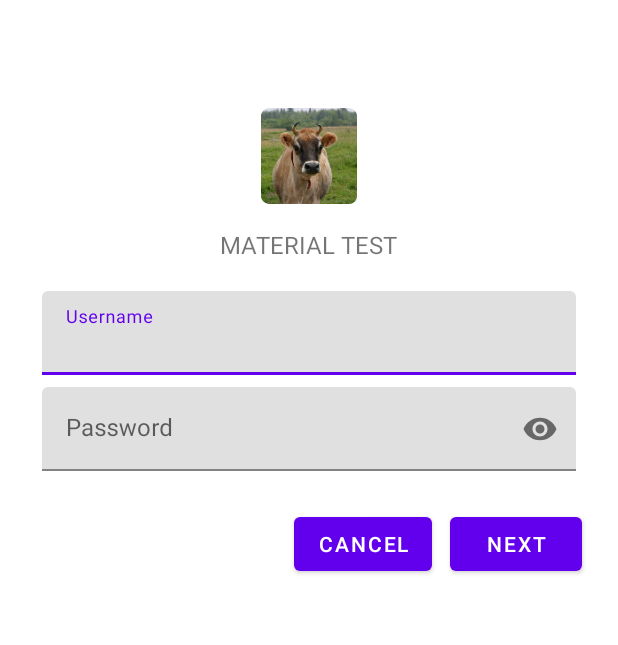
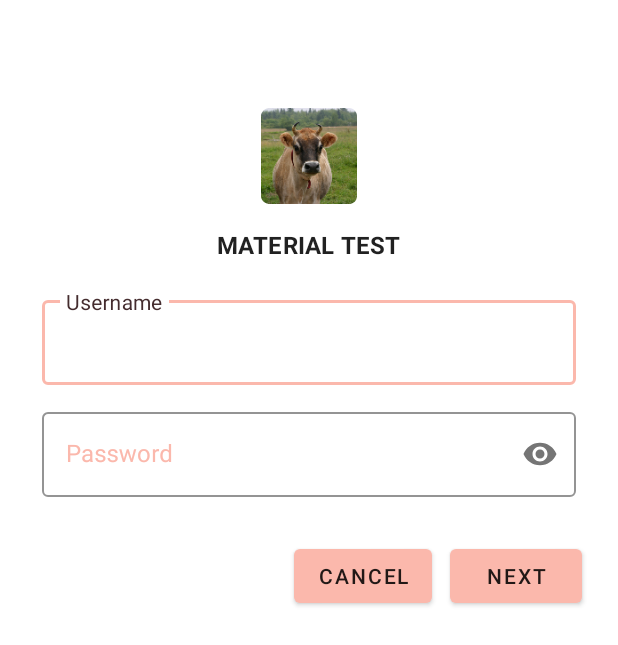
Before and after one commit to AguPereyra/ejercicios_tecmoviles, an Android app: the screen it shows after launch (MainActivity), on a phone screen of 412 x 824 dp. Shown: the top 645 px of the screen. Run offline under Robolectric (Android 15) with nearby library versions, the phone set to English and light mode, and no system bars.

Commit message:
Material changed theme

```diff
--- a/Material/app/src/main/AndroidManifest.xml
+++ b/Material/app/src/main/AndroidManifest.xml
@@ -9,7 +9,7 @@
         android:supportsRtl="true"
         android:theme="@style/AppTheme">
 
-        <activity android:name=".MainActivity" android:theme="@style/Theme.MaterialComponents.Light.NoActionBar">
+        <activity android:name=".MainActivity" android:theme="@style/AppTheme">
             <intent-filter>
                 <action android:name="android.intent.action.MAIN"/>
                 <category android:name="android.intent.category.LAUNCHER"/>
--- a/Material/app/src/main/java/org/example/material/CattleListFragment.kt
+++ b/Material/app/src/main/java/org/example/material/CattleListFragment.kt
@@ -37,7 +37,6 @@ class CattleListFragment : Fragment() {
         // Adjust spacing between cards
         val largePadding = resources.getDimensionPixelSize(R.dimen.cattle_grid_spacing)
         val smallPadding = resources.getDimensionPixelSize(R.dimen.cattle_grid_spacing_small)
-        view.recycler_cattle_list.addItemDecoration(RecyclerView.ItemDecoration())
 
         return view
     }
--- a/Material/app/src/main/res/layout/cattle_list_fragment.xml
+++ b/Material/app/src/main/res/layout/cattle_list_fragment.xml
@@ -12,7 +12,7 @@
 
         <androidx.appcompat.widget.Toolbar
             android:id="@+id/app_bar"
-            style="@style/Widget.MaterialComponents.Toolbar.Primary"
+            style="@style/Widget.BrandStyle.Toolbar"
             android:layout_width="match_parent"
             android:layout_height="?attr/actionBarSize"
             app:navigationIcon="@drawable/ic_baseline_menu_48"
@@ -23,7 +23,7 @@
         android:layout_width="match_parent"
         android:layout_height="match_parent"
         android:layout_marginTop="@dimen/cattle_list_margin_top"
-        android:background="@android:color/darker_gray"
+        android:background="@color/cattleGridBackgroundColor"
         android:paddingStart="@dimen/cattle_list_padding"
         android:paddingEnd="@dimen/cattle_list_padding"
         app:layout_behavior="@string/appbar_scrolling_view_behavior">
--- a/Material/app/src/main/res/layout/login_fragment.xml
+++ b/Material/app/src/main/res/layout/login_fragment.xml
@@ -31,9 +31,11 @@
             android:layout_marginBottom="@dimen/login_image_margin_bottom"
             android:text="@string/app_name"
             android:textAllCaps="true"
-            android:textSize="@dimen/title_size"/>
+            android:textSize="@dimen/title_size"
+            style="@style/TextAppearance.BrandStyle.Title"/>
 
         <com.google.android.material.textfield.TextInputLayout
+            style="@style/Widget.BrandStyle.TextInputLayout"
             android:layout_width="match_parent"
             android:layout_height="wrap_content"
             android:layout_margin="@dimen/login_input_layout_margin"
@@ -45,6 +47,7 @@
         </com.google.android.material.textfield.TextInputLayout>
 
         <com.google.android.material.textfield.TextInputLayout
+            style="@style/Widget.BrandStyle.TextInputLayout"
             android:id="@+id/password_text_input"
             android:layout_width="match_parent"
             android:layout_height="wrap_content"
@@ -65,6 +68,7 @@
             android:layout_height="wrap_content">
 
             <com.google.android.material.button.MaterialButton
+                style="@style/Widget.BrandStyle.Button"
                 android:id="@+id/next_button"
                 android:layout_width="wrap_content"
                 android:layout_height="wrap_content"
@@ -72,6 +76,7 @@
                 android:text="@string/button_next"/>
 
             <com.google.android.material.button.MaterialButton
+                style="@style/Widget.BrandStyle.Button"
                 android:id="@+id/cancel_button"
                 android:layout_width="wrap_content"
                 android:layout_height="wrap_content"
--- a/Material/app/src/main/res/values/colors.xml
+++ b/Material/app/src/main/res/values/colors.xml
@@ -1,7 +1,11 @@
 <?xml version="1.0" encoding="utf-8"?>
 <resources>
-    <color name="colorPrimary">#6200EE</color>
-    <color name="colorPrimaryDark">#3700B3</color>
-    <color name="colorAccent">#03DAC5</color>
-    <color name="brandWhite">#FFFF00</color>
+    <color name="colorPrimary">#E0E0E0</color>
+    <color name="colorPrimaryDark">#FBB8AC</color>
+    <color name="colorAccent">#FEDBD0</color>
+    <color name="textColorPrimary">#442C2E</color>
+    <color name="toolbarIconColor">@color/textColorPrimary</color>
+    <color name="loginPageBackgroundColor">#FFFFFF</color>
+    <color name="cattleGridBackgroundColor">#FFFFFF</color>
+    <color name="textInputOutlineColor">#FBB8AC</color>
 </resources>
--- a/Material/app/src/main/res/values/styles.xml
+++ b/Material/app/src/main/res/values/styles.xml
@@ -1,10 +1,40 @@
-<resources>
+<resources xmlns:tools="http://schemas.android.com/tools">
     <!-- Base application theme. -->
-    <style name="AppTheme" parent="Theme.AppCompat.Light.DarkActionBar">
+    <style name="AppTheme" parent="Theme.MaterialComponents.Light.NoActionBar">
         <!-- Customize your theme here. -->
         <item name="colorPrimary">@color/colorPrimary</item>
         <item name="colorPrimaryDark">@color/colorPrimaryDark</item>
         <item name="colorAccent">@color/colorAccent</item>
+
+        <item name="android:windowLightStatusBar" tools:targetApi="m">true</item>
+    </style>
+
+    <style name="Widget.BrandStyle.Toolbar" parent="Widget.AppCompat.Toolbar">
+        <item name="android:background">?attr/colorAccent</item>
+        <item name="android:theme">?theme</item>
+    </style>
+
+    <style name="Widget.BrandStyle.TextInputLayout" parent="Widget.MaterialComponents.TextInputLayout.OutlinedBox">
+        <item name="hintTextAppearance">@style/TextAppearance.TextInputLayout.HintText</item>
+        <item name="hintTextColor">@color/textColorPrimary</item>
+        <item name="android:paddingBottom">@dimen/cattle_list_padding</item>
+        <item name="boxStrokeColor">@color/textInputOutlineColor</item>
+        <item name="android:textColorHint">?attr/colorPrimaryDark</item>
+    </style>
+
+    <style name="TextAppearance.TextInputLayout.HintText" parent="TextAppearance.MaterialComponents.Subtitle2">
+        <item name="android:textColor">?android:attr/textColorPrimary</item>
+    </style>
+
+    <style name="Widget.BrandStyle.Button" parent="Widget.MaterialComponents.Button">
+        <item name="android:textColor">?android:attr/textColorPrimary</item>
+        <item name="backgroundTint">?attr/colorPrimaryDark</item>
+    </style>
+
+    <style name="TextAppearance.BrandStyle.Title" parent="TextAppearance.MaterialComponents.Headline4">
+        <item name="textAllCaps">true</item>
+        <item name="android:textStyle">bold</item>
+        <item name="android:textColor">?android:attr/textColorPrimary</item>
     </style>
 
 </resources>
```
